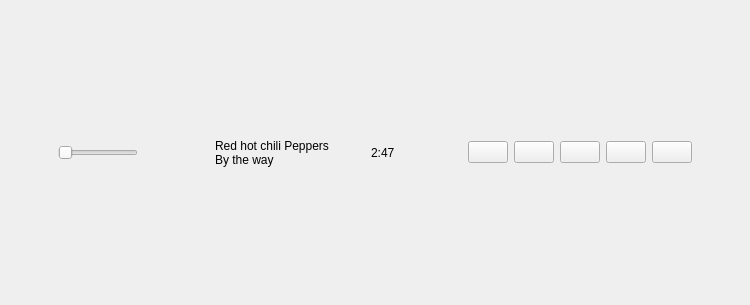
Qt form src/Plugins/PlayerWidgetII/widget.ui (safri-framework/safri-player) before a commit.
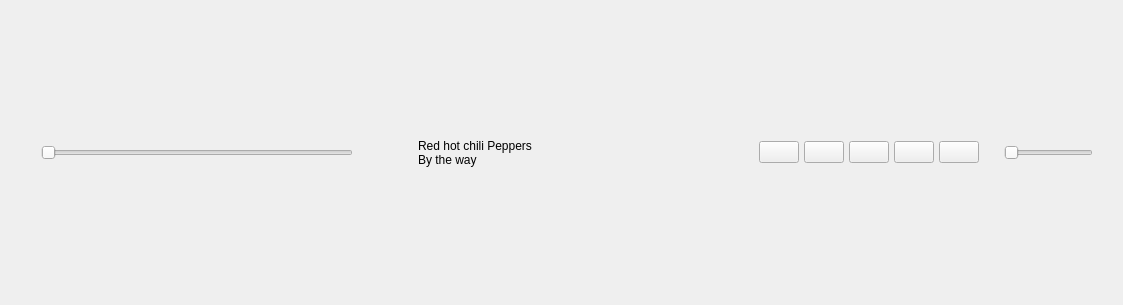
The same form after that commit. Icons and pictures are not drawn.

```diff
--- a/src/Plugins/PlayerWidgetII/widget.ui
+++ b/src/Plugins/PlayerWidgetII/widget.ui
@@ -6,7 +6,7 @@
    <rect>
     <x>0</x>
     <y>0</y>
-    <width>750</width>
+    <width>1123</width>
     <height>305</height>
    </rect>
   </property>
@@ -29,24 +29,29 @@
       <string>inner_mainframe</string>
      </property>
      <layout class="QHBoxLayout" name="horizontalLayout">
-      <item>
-       <spacer name="horizontalSpacer_3">
-        <property name="orientation">
-         <enum>Qt::Horizontal</enum>
-        </property>
-        <property name="sizeHint" stdset="0">
-         <size>
-          <width>40</width>
-          <height>20</height>
-         </size>
-        </property>
-       </spacer>
-      </item>
+      <property name="spacing">
+       <number>30</number>
+      </property>
+      <property name="leftMargin">
+       <number>30</number>
+      </property>
+      <property name="rightMargin">
+       <number>30</number>
+      </property>
       <item>
        <widget class="QWidget" name="widget_4" native="true">
-        <layout class="QHBoxLayout" name="horizontalLayout_3">
+        <layout class="QVBoxLayout" name="verticalLayout_2">
          <item>
           <widget class="QSlider" name="seek_slider">
+           <property name="sizePolicy">
+            <sizepolicy hsizetype="Expanding" vsizetype="Fixed">
+             <horstretch>1</horstretch>
+             <verstretch>0</verstretch>
+            </sizepolicy>
+           </property>
+           <property name="maximum">
+            <number>1000</number>
+           </property>
            <property name="orientation">
             <enum>Qt::Horizontal</enum>
            </property>
@@ -55,19 +60,6 @@
         </layout>
        </widget>
       </item>
-      <item>
-       <spacer name="horizontalSpacer">
-        <property name="orientation">
-         <enum>Qt::Horizontal</enum>
-        </property>
-        <property name="sizeHint" stdset="0">
-         <size>
-          <width>40</width>
-          <height>20</height>
-         </size>
-        </property>
-       </spacer>
-      </item>
       <item>
        <widget class="QWidget" name="widget_2" native="true">
         <property name="type" stdset="0">
@@ -106,31 +98,29 @@
           </spacer>
          </item>
          <item>
-          <widget class="QLabel" name="label_3">
+          <widget class="QLabel" name="time_label">
+           <property name="font">
+            <font>
+             <pointsize>20</pointsize>
+            </font>
+           </property>
            <property name="text">
-            <string>2:47</string>
+            <string/>
            </property>
           </widget>
          </item>
         </layout>
        </widget>
       </item>
-      <item>
-       <spacer name="horizontalSpacer_2">
-        <property name="orientation">
-         <enum>Qt::Horizontal</enum>
-        </property>
-        <property name="sizeHint" stdset="0">
-         <size>
-          <width>40</width>
-          <height>20</height>
-         </size>
-        </property>
-       </spacer>
-      </item>
       <item>
        <widget class="QWidget" name="widget_3" native="true">
         <layout class="QHBoxLayout" name="horizontalLayout_2">
+         <property name="spacing">
+          <number>5</number>
+         </property>
+         <property name="margin">
+          <number>0</number>
+         </property>
          <item>
           <widget class="QPushButton" name="random">
            <property name="text">
@@ -140,6 +130,9 @@
             <iconset resource="ressources.qrc">
              <normaloff>:/icons/SAFRI_UI/shuffle_icon.png</normaloff>:/icons/SAFRI_UI/shuffle_icon.png</iconset>
            </property>
+           <property name="checkable">
+            <bool>true</bool>
+           </property>
            <property name="type" stdset="0">
             <string>player_button</string>
            </property>
@@ -158,7 +151,13 @@
            </property>
            <property name="icon">
             <iconset resource="ressources.qrc">
-             <normaloff>:/icons/SAFRI_UI/previous_icon_2.png</normaloff>:/icons/SAFRI_UI/previous_icon_2.png</iconset>
+             <normaloff>:/icons/SAFRI_UI/previous_icon_1.png</normaloff>:/icons/SAFRI_UI/previous_icon_1.png</iconset>
+           </property>
+           <property name="iconSize">
+            <size>
+             <width>17</width>
+             <height>14</height>
+            </size>
            </property>
            <property name="type" stdset="0">
             <string>player_button</string>
@@ -182,10 +181,13 @@
            </property>
            <property name="iconSize">
             <size>
-             <width>17</width>
+             <width>19</width>
              <height>19</height>
             </size>
            </property>
+           <property name="checkable">
+            <bool>false</bool>
+           </property>
            <property name="type" stdset="0">
             <string>player_button</string>
            </property>
@@ -201,7 +203,13 @@
            </property>
            <property name="icon">
             <iconset resource="ressources.qrc">
-             <normaloff>:/icons/SAFRI_UI/next_icon_2.png</normaloff>:/icons/SAFRI_UI/next_icon_2.png</iconset>
+             <normaloff>:/icons/SAFRI_UI/next_icon_1.png</normaloff>:/icons/SAFRI_UI/next_icon_1.png</iconset>
+           </property>
+           <property name="iconSize">
+            <size>
+             <width>17</width>
+             <height>14</height>
+            </size>
            </property>
            <property name="type" stdset="0">
             <string>player_button</string>
@@ -237,22 +245,32 @@
            </property>
           </widget>
          </item>
+         <item>
+          <spacer name="horizontalSpacer">
+           <property name="orientation">
+            <enum>Qt::Horizontal</enum>
+           </property>
+           <property name="sizeType">
+            <enum>QSizePolicy::Fixed</enum>
+           </property>
+           <property name="sizeHint" stdset="0">
+            <size>
+             <width>20</width>
+             <height>20</height>
+            </size>
+           </property>
+          </spacer>
+         </item>
+         <item>
+          <widget class="QSlider" name="horizontalSlider">
+           <property name="orientation">
+            <enum>Qt::Horizontal</enum>
+           </property>
+          </widget>
+         </item>
         </layout>
        </widget>
       </item>
-      <item>
-       <spacer name="horizontalSpacer_4">
-        <property name="orientation">
-         <enum>Qt::Horizontal</enum>
-        </property>
-        <property name="sizeHint" stdset="0">
-         <size>
-          <width>40</width>
-          <height>20</height>
-         </size>
-        </property>
-       </spacer>
-      </item>
      </layout>
     </widget>
    </item>
```
Left out of the diff: 6 changed lines with no effect on the pictures.
